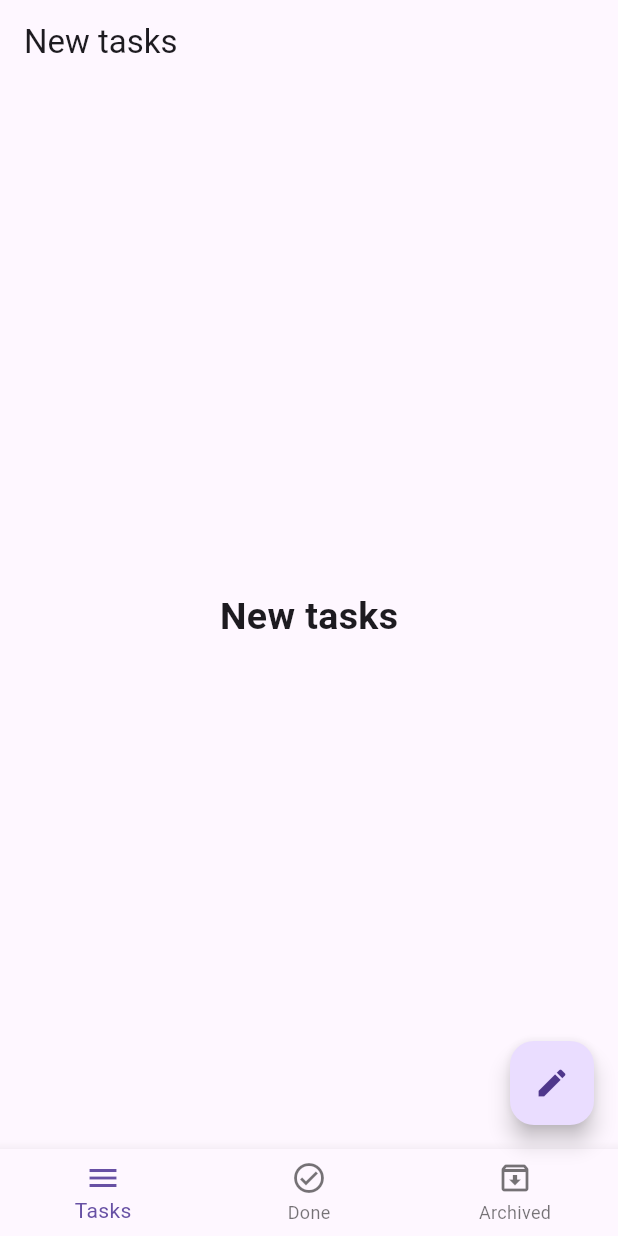
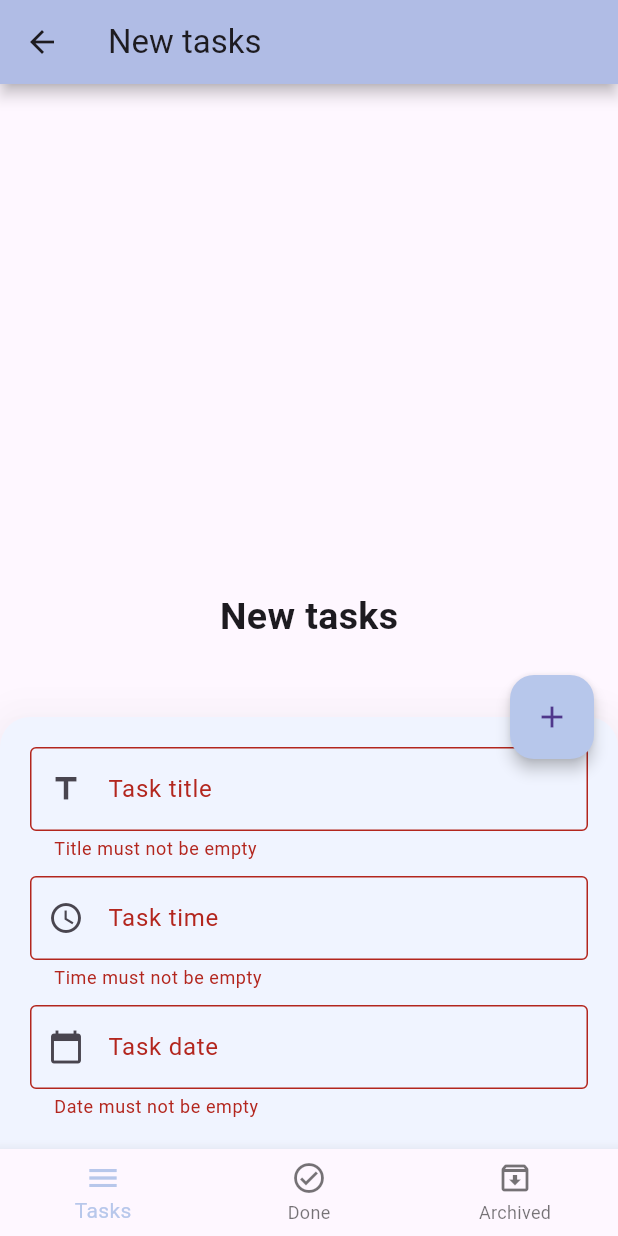
Before and after one commit to MirnaEmbaby/ToDo-App, a Flutter app: the screen it shows after launch, after a tap on the "edit" icon, after a tap on the "add" icon, on a phone screen of 412 x 824 dp. Run offline on Flutter 3.47's test engine with Material 3 defaults, Android fonts, the phone set to English and light mode, and no system bars; our stand-ins replace sqflite; accounts and stored records are empty.

Commit message:
some updates

```diff
--- a/lib/layout/home_layout.dart
+++ b/lib/layout/home_layout.dart
@@ -1,10 +1,12 @@
 import 'package:flutter/foundation.dart';
 import 'package:flutter/material.dart';
+import 'package:intl/intl.dart';
 import 'package:sqflite/sqflite.dart';
 import 'package:to_do_app/modules/archived_tasks/archived_tasks_screen.dart';
 import 'package:to_do_app/modules/done_tasks/done_tasks_screen.dart';
 import 'package:to_do_app/modules/new_tasks/new_tasks_screen.dart';
 import 'package:to_do_app/shared/components/default_form_field.dart';
+import 'package:to_do_app/shared/styles/colors.dart';
 
 class HomeLayout extends StatefulWidget {
   const HomeLayout({super.key});
@@ -33,10 +35,16 @@ class _HomeLayoutState extends State<HomeLayout> {
   }
 
   late Database? database;
+
   var scaffoldKey = GlobalKey<ScaffoldState>();
+  var formKey = GlobalKey<FormState>();
+
   bool isBottomSheetShown = false;
   IconData fabIcon = Icons.edit;
+
   var titleController = TextEditingController();
+  var timeController = TextEditingController();
+  var dateController = TextEditingController();
 
   @override
   Widget build(BuildContext context) {
@@ -44,6 +52,9 @@ class _HomeLayoutState extends State<HomeLayout> {
       key: scaffoldKey,
       appBar: AppBar(
         title: Text(titles[currentIndex]),
+        elevation: 4.0,
+        shadowColor: Colors.black,
+        backgroundColor: darkBlue,
       ),
       body: screens[currentIndex],
       floatingActionButton: FloatingActionButton(
@@ -69,25 +80,42 @@ class _HomeLayoutState extends State<HomeLayout> {
         //     return error is int && error >= 400;
         //   });
         // },
-
+        backgroundColor: darkBlue,
+        elevation: 4.0,
         onPressed: () {
           if (isBottomSheetShown) {
+            if (formKey.currentState!.validate()) {
+              insertToDatabase(
+                title: titleController.text,
+                date: dateController.text,
+                time: timeController.text,
+              ).then((value) {
                 Navigator.pop(context);
                 isBottomSheetShown = false;
                 setState(() {
                   fabIcon = Icons.edit;
                 });
+              });
+            }
           } else {
             scaffoldKey.currentState?.showBottomSheet(
-              (context) => Container(
-                color: Colors.grey[200],
+              (context) => Material(
+                color: lightBlue,
+                elevation: 30,
+                borderRadius: const BorderRadius.vertical(
+                  top: Radius.circular(20),
+                ),
+                child: Padding(
                   padding: const EdgeInsets.all(20.0),
+                  child: Form(
+                    key: formKey,
                     child: Column(
                       mainAxisSize: MainAxisSize.min,
                       children: [
                         defaultFormField(
                           controller: titleController,
                           type: TextInputType.text,
+                          hasSuffix: false,
                           validate: (String? value) {
                             if (value!.isEmpty) {
                               return 'Title must not be empty';
@@ -96,8 +124,61 @@ class _HomeLayoutState extends State<HomeLayout> {
                           },
                           label: "Task title",
                           prefix: Icons.title,
-                    )!
+                        )!,
+                        const SizedBox(
+                          height: 10,
+                        ),
+                        defaultFormField(
+                          controller: timeController,
+                          type: TextInputType.none,
+                          hasSuffix: false,
+                          validate: (String? value) {
+                            if (value!.isEmpty) {
+                              return 'Time must not be empty';
+                            }
+                            return null;
+                          },
+                          onTap: () {
+                            showTimePicker(
+                              context: context,
+                              initialTime: TimeOfDay.now(),
+                            ).then((value) {
+                              timeController.text =
+                                  value!.format(context).toString();
+                            });
+                          },
+                          label: "Task time",
+                          prefix: Icons.watch_later_outlined,
+                        )!,
+                        const SizedBox(
+                          height: 10,
+                        ),
+                        defaultFormField(
+                          controller: dateController,
+                          type: TextInputType.none,
+                          hasSuffix: false,
+                          validate: (String? value) {
+                            if (value!.isEmpty) {
+                              return 'Date must not be empty';
+                            }
+                            return null;
+                          },
+                          onTap: () {
+                            showDatePicker(
+                              context: context,
+                              firstDate: DateTime.now(),
+                              lastDate: DateTime.parse('2050-01-01'),
+                            ).then((value) {
+                              dateController.text =
+                                  DateFormat.yMMMd().format(value!);
+                            });
+                          },
+                          label: "Task date",
+                          prefix: Icons.calendar_today,
+                        )!,
                       ],
+                    ),
+                  ),
                 ),
               ),
             );
@@ -117,6 +198,7 @@ class _HomeLayoutState extends State<HomeLayout> {
             currentIndex = index;
           });
         },
+        fixedColor: darkBlue,
         items: const [
           BottomNavigationBarItem(
             icon: Icon(Icons.menu),
@@ -135,9 +217,9 @@ class _HomeLayoutState extends State<HomeLayout> {
     );
   }
 
-  Future<String> getName() async {
-    return 'mmm';
-  }
+  // Future<String> getName() async {
+  //   return 'mmm';
+  // }
 
   void createDatabase() async {
     database = await openDatabase(
@@ -162,16 +244,22 @@ class _HomeLayoutState extends State<HomeLayout> {
     );
   }
 
-  void insertToDatabase() {
-    database!.transaction((txn) {
+  Future insertToDatabase({
+    required String title,
+    required String date,
+    required String time,
+  }) async {
+    return await database!.transaction(
+      (txn) {
         return txn
             .rawInsert(
-              'INSERT INTO tasks(title, date, time, status) VALUES("first task", "3456", "9876", "new")')
+                'INSERT INTO tasks(title, date, time, status) VALUES("$title", "$date", "$time", "new")')
             .then((value) {
           debugPrint('$value inserted successfully');
         }).catchError((error) {
           debugPrint('Error when inserting new record ${error.toString()}');
         });
-    });
+      },
+    );
   }
 }
--- a/lib/main.dart
+++ b/lib/main.dart
@@ -17,6 +17,4 @@ class MyApp extends StatelessWidget {
       ),
     );
   }
-
-
 }
--- a/lib/shared/components/default_form_field.dart
+++ b/lib/shared/components/default_form_field.dart
@@ -1,4 +1,5 @@
 import 'package:flutter/material.dart';
+import 'package:to_do_app/shared/styles/colors.dart';
 
 Widget? defaultFormField({
   required TextEditingController controller,
@@ -10,6 +11,7 @@ Widget? defaultFormField({
   required Function validate,
   required String label,
   required IconData prefix,
+  required bool hasSuffix,
   IconData? suffix,
   Function? suffixPressed,
   bool isClickable = true,
@@ -25,7 +27,7 @@ Widget? defaultFormField({
       validator: (s) => validate(s),
       decoration: InputDecoration(
         labelText: label,
-        icon: Icon(suffix),
+        icon: hasSuffix ? Icon(suffix) : null,
         prefixIcon: Icon(prefix),
         suffixIcon: suffix != null
             ? IconButton(
@@ -33,6 +35,12 @@ Widget? defaultFormField({
                 icon: Icon(suffix),
               )
             : null,
+        focusedBorder: const OutlineInputBorder(
+          borderSide: BorderSide(
+            color: darkBlue,
+            width: 2.0,
+          ),
+        ),
         border: const OutlineInputBorder(),
       ),
     );
--- /dev/null
+++ b/lib/shared/styles/colors.dart
@@ -0,0 +1,5 @@
+import 'package:flutter/material.dart';
+
+const Color darkBlue = Color(0xFFB7C7EB);
+const Color lightBlue = Color(0xFFF0F4FF);
+const Color lightPink = Color(0xFFFEEEF5);
--- a/pubspec.yaml
+++ b/pubspec.yaml
@@ -36,6 +36,7 @@ dependencies:
   # Use with the CupertinoIcons class for iOS style icons.
   cupertino_icons: ^1.0.2
   sqflite: ^2.3.2
+  intl: ^0.19.0
 
 dev_dependencies:
   flutter_test:
```
Also changed, not shown: pubspec.lock. Lines whose indentation alone changed are shown as unchanged.
